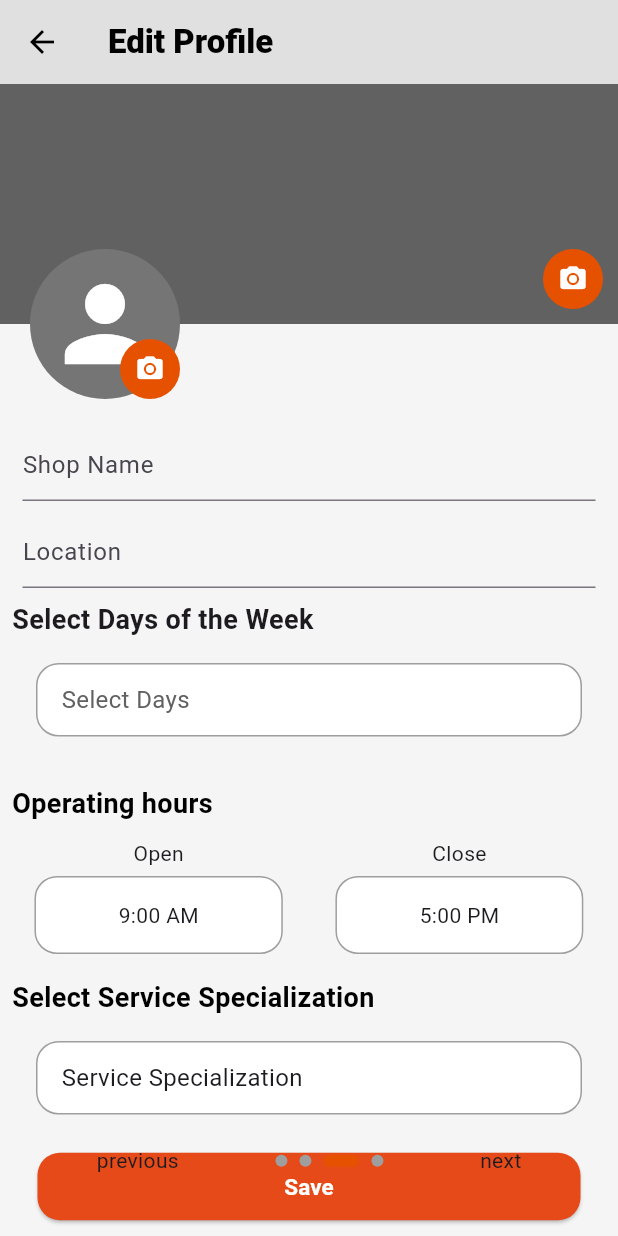
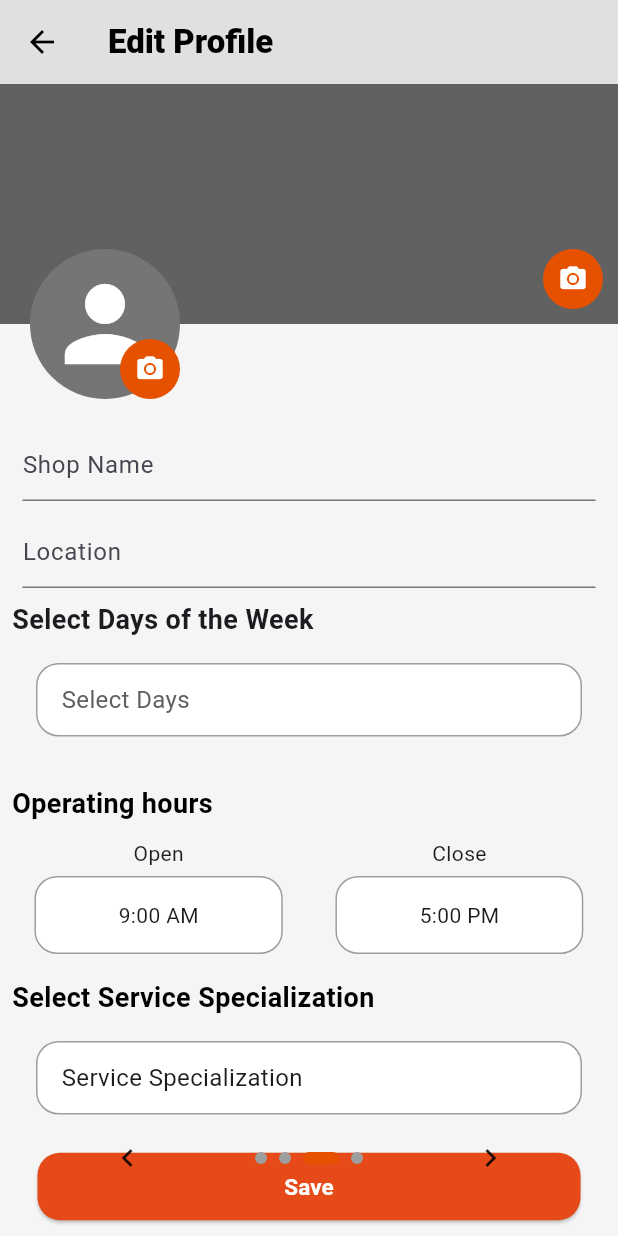
Before and after one commit to TechPyllars2024/AutoCareAutomotive, a Flutter app: the Onboarding screen opened directly, swiped to page 3, on a phone screen of 412 x 824 dp. Run offline on Flutter 3.47's test engine with Material 3 defaults, Android fonts, the phone set to English and light mode, and no system bars; drawn by our look-alikes of smooth_page_indicator; our stand-ins replace carousel_slider, cloud_firestore, curved_navigation_bar, file_picker, firebase_auth, firebase_core and 8 more; missing offline and left inert: flutter_pannable_rating_bar, flutter_pdfview; accounts and stored records are empty.

Commit message:
update: main onboarding

```diff
--- a/lib/Authentication/screens/onboarding.dart
+++ b/lib/Authentication/screens/onboarding.dart
@@ -1,15 +1,10 @@
 import 'package:autocare_automotiveshops/Authentication/screens/onboardingPage1.dart';
 import 'package:autocare_automotiveshops/Authentication/screens/onboardingPage2.dart';
 import 'package:autocare_automotiveshops/Authentication/screens/onboardingPage3.dart';
-import 'package:autocare_automotiveshops/Navigation Bar/navbar.dart';
-
-import 'package:flutter/foundation.dart';
+import 'package:autocare_automotiveshops/Navigation%20Bar/navbar.dart';
 import 'package:flutter/material.dart';
 import 'package:smooth_page_indicator/smooth_page_indicator.dart';
-
 import '../../ProfileManagement/screens/automotive_edit_profile.dart';
-
-
 
 class Onboarding extends StatefulWidget {
   const Onboarding({super.key});
@@ -19,25 +14,21 @@ class Onboarding extends StatefulWidget {
 }
 
 class _OnboardingState extends State<Onboarding> {
-
   PageController _controller = PageController();
-
-
   bool onLastPage = false;
-  bool onFirstPage = false;
-
+  bool onFirstPage = true;
 
   @override
   Widget build(BuildContext context) {
     return Scaffold(
       body: Stack(
-        children: [ PageView(
-
+        children: [
+          PageView(
             controller: _controller,
-
             onPageChanged: (index) {
               setState(() {
                 onLastPage = (index == 3);
+                onFirstPage = (index == 0);
               });
             },
             children: [
@@ -45,8 +36,6 @@ class _OnboardingState extends State<Onboarding> {
               Onboardingpage2(),
               AutomotiveEditProfile(),
               Onboardingpage3(),
-
-
             ],
           ),
           Container(
@@ -54,40 +43,50 @@ class _OnboardingState extends State<Onboarding> {
             child: Row(
               mainAxisAlignment: MainAxisAlignment.spaceEvenly,
               children: [
-
-                  GestureDetector(
+                onFirstPage
+                    ? Text("      ") // Don't show "pre" if on first page
+                    : GestureDetector(
                   onTap: () {
-                        _controller.previousPage(duration: Duration(microseconds: 500), curve: Curves.easeIn);
+                    _controller.previousPage(
+                        duration: Duration(milliseconds: 500),
+                        curve: Curves.easeIn);
                   },
-                      child: Text("previous")),
-
-                  SmoothPageIndicator(controller: _controller, count: 4,
+                  child: Icon(Icons.navigate_before),
+                ),
+                SmoothPageIndicator(
+                  controller: _controller,
+                  count: 4,
                   effect: ExpandingDotsEffect(
-                    dotColor: Colors.grey,  // Inactive dot color
-                    activeDotColor: Colors.orange.shade900,  // Active dot color
+                    dotColor: Colors.grey, // Inactive dot color
+                    activeDotColor: Colors.orange.shade900, // Active dot color
                     dotHeight: 8.0,
                     dotWidth: 8.0,
                   ),
-
                 ),
-
-                  onLastPage?
-                  GestureDetector(
+                onLastPage
+                    ? GestureDetector(
                   onTap: () {
-                        Navigator.push(context, MaterialPageRoute(builder: (context) => Navbar()));
+                    Navigator.push(
+                      context,
+                      MaterialPageRoute(
+                          builder: (context) => Navbar()),
+                    );
                   },
-
-                      child: Text("")):
-                  GestureDetector(
+                  child: Text(""),
+                )
+                    : GestureDetector(
                   onTap: () {
-                        _controller.nextPage(duration: Duration(microseconds: 500), curve: Curves.easeIn);
+                    _controller.nextPage(
+                        duration: Duration(milliseconds: 500),
+                        curve: Curves.easeIn);
                   },
-
-                      child: Text("next")),
+                  child: Icon(Icons.navigate_next),
+                ),
               ],
-              ))
-    ]
-      )
+            ),
+          ),
+        ],
+      ),
     );
   }
 }
```
Lines whose indentation alone changed are shown as unchanged.
